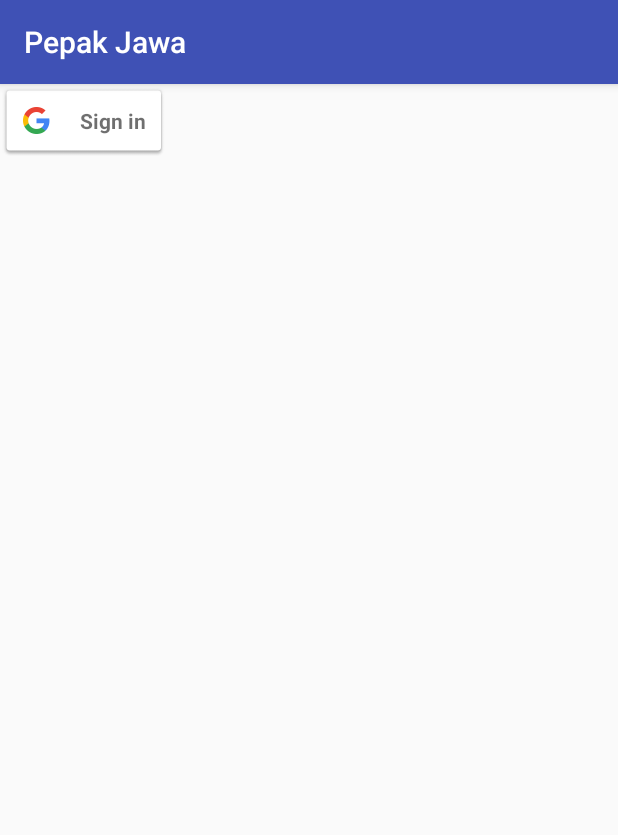
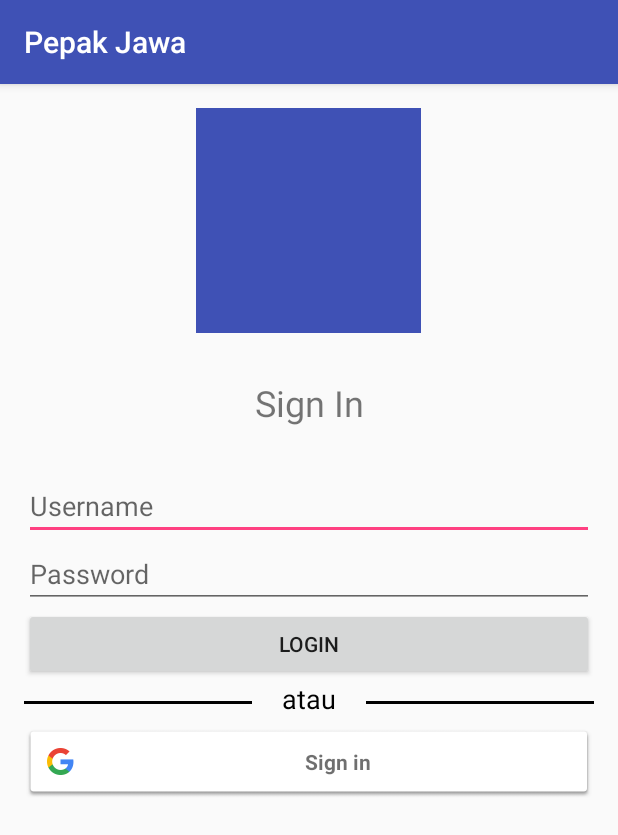
Before and after one commit to aldyrama/pepak-jawa, an Android app: the screen it shows after launch (LoginActivity), on a phone screen of 412 x 824 dp. Shown: the top 835 px of the screen. Run offline under Robolectric (Android 15) with nearby library versions, the light colour scheme and no system bars; our stand-ins replace Firebase (no records; nobody signed in at launch, a user with empty details on screens opened directly).

Commit message:
Create desain layout in LoginActivity

```diff
--- a/app/src/main/res/layout/activity_login.xml
+++ b/app/src/main/res/layout/activity_login.xml
@@ -1,12 +1,71 @@
 <?xml version="1.0" encoding="utf-8"?>
-<android.support.constraint.ConstraintLayout xmlns:android="http://schemas.android.com/apk/res/android"
+<LinearLayout
+    xmlns:android="http://schemas.android.com/apk/res/android"
     xmlns:app="http://schemas.android.com/apk/res-auto"
     xmlns:tools="http://schemas.android.com/tools"
     android:layout_width="match_parent"
     android:layout_height="match_parent"
+    android:padding="16dp"
+    android:orientation="vertical"
     tools:context=".LoginActivity">
+    <LinearLayout
+        android:layout_width="wrap_content"
+        android:layout_height="wrap_content"
+        android:layout_gravity="center"
+        android:orientation="vertical">
+        <ImageView
+            android:layout_width="150dp"
+            android:layout_height="150dp"
+            android:src="@color/colorPrimary"/>
+    </LinearLayout>
+    <TextView
+        android:layout_width="match_parent"
+        android:layout_height="wrap_content"
+        android:layout_marginTop="30dp"
+        android:layout_marginBottom="30dp"
+        android:text="Sign In"
+        android:textSize="24sp"
+        android:gravity="center_horizontal"/>
+    <EditText
+        android:layout_width="match_parent"
+        android:layout_height="wrap_content"
+        android:hint="Username"/>
+    <EditText
+        android:layout_width="match_parent"
+        android:layout_height="wrap_content"
+        android:hint="Password"/>
+    <Button
+        android:layout_width="match_parent"
+        android:layout_height="wrap_content"
+        android:text="login"/>
+    <LinearLayout
+        android:layout_width="match_parent"
+        android:layout_height="30dp"
+        android:weightSum="5"
+        android:gravity="center_vertical">
+        <View
+            android:layout_width="0dp"
+            android:layout_height="2dp"
+            android:layout_weight="2"
+            android:background="#000"/>
+        <TextView
+            android:layout_width="0dp"
+            android:layout_height="match_parent"
+            android:layout_weight="1"
+            android:text="atau"
+            android:textSize="18sp"
+            android:gravity="center_horizontal"
+            android:textColor="#000"/>
+        <View
+            android:layout_width="0dp"
+            android:layout_height="2dp"
+            android:layout_weight="2"
+            android:background="#000"/>
+    </LinearLayout>
     <com.google.android.gms.common.SignInButton
         android:id="@+id/googleBtn"
-        android:layout_width="wrap_content"
-        android:layout_height="wrap_content"></com.google.android.gms.common.SignInButton>
-</android.support.constraint.ConstraintLayout>
+        android:layout_width="match_parent"
+        android:layout_height="wrap_content">
+    </com.google.android.gms.common.SignInButton>
+
+</LinearLayout>
```
